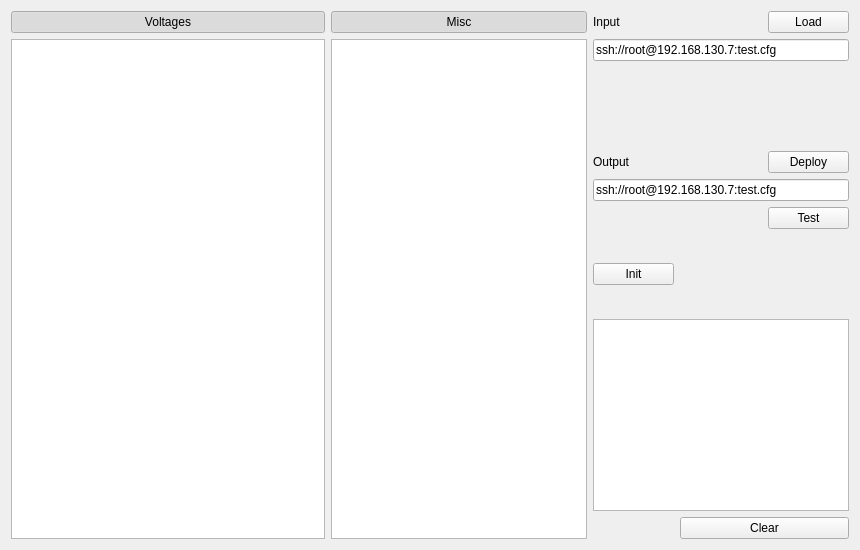
Above: user/mpw3_gui/configcreator.ui from hephy-dd/eudaq-1 before the change. Below: the same form after it.
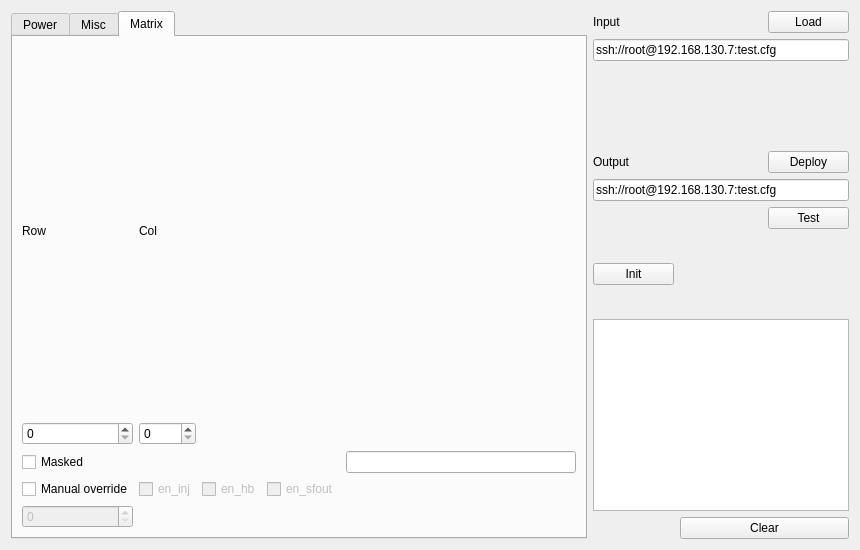
That is the form after the change.

Commit message:
added basic matrix config stuff
storing and loading to file already works too

The edit to the form file:
```diff
--- a/user/mpw3_gui/configcreator.ui
+++ b/user/mpw3_gui/configcreator.ui
@@ -15,21 +15,79 @@
   </property>
   <layout class="QGridLayout" name="gridLayout_2">
    <item row="0" column="0">
-    <layout class="QGridLayout" name="gridLayout" columnstretch="3,0,0,0,0">
-     <item row="0" column="0">
-      <widget class="QPushButton" name="pbPower">
+    <layout class="QGridLayout" name="gridLayout" columnstretch="3,0,0,0">
+     <item row="3" column="1" colspan="2">
+      <widget class="QLabel" name="label_2">
        <property name="text">
-        <string>Voltages</string>
+        <string>Output</string>
        </property>
-       <property name="checkable">
-        <bool>true</bool>
+      </widget>
+     </item>
+     <item row="4" column="1" colspan="3">
+      <widget class="QLineEdit" name="leOutputFile">
+       <property name="toolTip">
+        <string>&lt;html&gt;&lt;head/&gt;&lt;body&gt;&lt;p&gt;path to deploy the config to&lt;/p&gt;&lt;p&gt;eg.: ssh://root@192.168.130.7:config.txt (over ssh)&lt;/p&gt;&lt;p&gt;/tmp/config.txt (locally)&lt;/p&gt;&lt;/body&gt;&lt;/html&gt;</string>
        </property>
-       <property name="checked">
-        <bool>true</bool>
+       <property name="text">
+        <string>ssh://root@192.168.130.7:test.cfg</string>
        </property>
       </widget>
      </item>
-     <item row="1" column="2" colspan="3">
+     <item row="6" column="1">
+      <widget class="QPushButton" name="pbInit">
+       <property name="text">
+        <string>Init</string>
+       </property>
+      </widget>
+     </item>
+     <item row="6" column="3">
+      <spacer name="verticalSpacer">
+       <property name="orientation">
+        <enum>Qt::Vertical</enum>
+       </property>
+       <property name="sizeHint" stdset="0">
+        <size>
+         <width>20</width>
+         <height>40</height>
+        </size>
+       </property>
+      </spacer>
+     </item>
+     <item row="3" column="3">
+      <widget class="QPushButton" name="pbDeploy">
+       <property name="text">
+        <string>Deploy</string>
+       </property>
+      </widget>
+     </item>
+     <item row="5" column="3">
+      <widget class="QPushButton" name="pbTest">
+       <property name="text">
+        <string>Test</string>
+       </property>
+      </widget>
+     </item>
+     <item row="2" column="1">
+      <spacer name="verticalSpacer_2">
+       <property name="orientation">
+        <enum>Qt::Vertical</enum>
+       </property>
+       <property name="sizeHint" stdset="0">
+        <size>
+         <width>20</width>
+         <height>40</height>
+        </size>
+       </property>
+      </spacer>
+     </item>
+     <item row="0" column="1">
+      <widget class="QLabel" name="label">
+       <property name="text">
+        <string>Input</string>
+       </property>
+      </widget>
+     </item>
+     <item row="1" column="1" colspan="3">
       <widget class="QLineEdit" name="leTemplateFile">
        <property name="sizePolicy">
         <sizepolicy hsizetype="Expanding" vsizetype="Fixed">
@@ -48,111 +106,154 @@
        </property>
       </widget>
      </item>
-     <item row="1" column="0" rowspan="8">
-      <widget class="QTableView" name="tvPower"/>
-     </item>
-     <item row="0" column="1">
-      <widget class="QPushButton" name="pbMisc">
-       <property name="text">
-        <string>Misc</string>
-       </property>
-       <property name="checkable">
-        <bool>true</bool>
-       </property>
-       <property name="checked">
-        <bool>true</bool>
-       </property>
-      </widget>
-     </item>
-     <item row="0" column="2">
-      <widget class="QLabel" name="label">
-       <property name="text">
-        <string>Input</string>
-       </property>
-      </widget>
-     </item>
-     <item row="3" column="2" colspan="2">
-      <widget class="QLabel" name="label_2">
-       <property name="text">
-        <string>Output</string>
-       </property>
-      </widget>
-     </item>
-     <item row="7" column="2" colspan="3">
-      <widget class="QTextBrowser" name="tbLog"/>
-     </item>
-     <item row="6" column="4">
-      <spacer name="verticalSpacer">
-       <property name="orientation">
-        <enum>Qt::Vertical</enum>
-       </property>
-       <property name="sizeHint" stdset="0">
-        <size>
-         <width>20</width>
-         <height>40</height>
-        </size>
-       </property>
-      </spacer>
-     </item>
-     <item row="8" column="3" colspan="2">
+     <item row="8" column="2" colspan="2">
       <widget class="QPushButton" name="pbClearLog">
        <property name="text">
         <string>Clear</string>
        </property>
       </widget>
      </item>
-     <item row="3" column="4">
-      <widget class="QPushButton" name="pbDeploy">
-       <property name="text">
-        <string>Deploy</string>
-       </property>
-      </widget>
-     </item>
-     <item row="4" column="2" colspan="3">
-      <widget class="QLineEdit" name="leOutputFile">
-       <property name="toolTip">
-        <string>&lt;html&gt;&lt;head/&gt;&lt;body&gt;&lt;p&gt;path to deploy the config to&lt;/p&gt;&lt;p&gt;eg.: ssh://root@192.168.130.7:config.txt (over ssh)&lt;/p&gt;&lt;p&gt;/tmp/config.txt (locally)&lt;/p&gt;&lt;/body&gt;&lt;/html&gt;</string>
-       </property>
-       <property name="text">
-        <string>ssh://root@192.168.130.7:test.cfg</string>
-       </property>
-      </widget>
-     </item>
-     <item row="1" column="1" rowspan="8">
-      <widget class="QTableView" name="tvMisc"/>
-     </item>
-     <item row="5" column="4">
-      <widget class="QPushButton" name="pbTest">
-       <property name="text">
-        <string>Test</string>
-       </property>
-      </widget>
-     </item>
-     <item row="0" column="4">
+     <item row="0" column="3">
       <widget class="QPushButton" name="pbParse">
        <property name="text">
         <string>Load</string>
        </property>
       </widget>
      </item>
-     <item row="2" column="2">
-      <spacer name="verticalSpacer_2">
-       <property name="orientation">
-        <enum>Qt::Vertical</enum>
-       </property>
-       <property name="sizeHint" stdset="0">
-        <size>
-         <width>20</width>
-         <height>40</height>
-        </size>
-       </property>
-      </spacer>
+     <item row="7" column="1" colspan="3">
+      <widget class="QTextBrowser" name="tbLog"/>
      </item>
-     <item row="6" column="2">
-      <widget class="QPushButton" name="pbInit">
-       <property name="text">
-        <string>Init</string>
+     <item row="0" column="0" rowspan="9">
+      <widget class="QTabWidget" name="tabWidget">
+       <property name="currentIndex">
+        <number>2</number>
        </property>
+       <widget class="QWidget" name="tabPower">
+        <attribute name="title">
+         <string>Power</string>
+        </attribute>
+        <layout class="QGridLayout" name="gridLayout_3">
+         <item row="0" column="0">
+          <layout class="QGridLayout" name="gridLayout_6">
+           <item row="0" column="0">
+            <widget class="QTableView" name="tvPower"/>
+           </item>
+          </layout>
+         </item>
+        </layout>
+       </widget>
+       <widget class="QWidget" name="tabMisc">
+        <attribute name="title">
+         <string>Misc</string>
+        </attribute>
+        <layout class="QGridLayout" name="gridLayout_5">
+         <item row="0" column="0">
+          <layout class="QGridLayout" name="gridLayout_4">
+           <item row="0" column="0">
+            <widget class="QTableView" name="tvMisc"/>
+           </item>
+          </layout>
+         </item>
+        </layout>
+       </widget>
+       <widget class="QWidget" name="tabMatrix">
+        <attribute name="title">
+         <string>Matrix</string>
+        </attribute>
+        <layout class="QGridLayout" name="gridLayout_8">
+         <item row="3" column="1">
+          <widget class="QCheckBox" name="cbInj">
+           <property name="enabled">
+            <bool>false</bool>
+           </property>
+           <property name="text">
+            <string>en_inj</string>
+           </property>
+          </widget>
+         </item>
+         <item row="1" column="1">
+          <widget class="QSpinBox" name="sbCol"/>
+         </item>
+         <item row="2" column="0">
+          <widget class="QCheckBox" name="cbMasked">
+           <property name="text">
+            <string>Masked</string>
+           </property>
+          </widget>
+         </item>
+         <item row="1" column="4">
+          <spacer name="horizontalSpacer">
+           <property name="orientation">
+            <enum>Qt::Horizontal</enum>
+           </property>
+           <property name="sizeHint" stdset="0">
+            <size>
+             <width>40</width>
+             <height>20</height>
+            </size>
+           </property>
+          </spacer>
+         </item>
+         <item row="3" column="3">
+          <widget class="QCheckBox" name="cbSfout">
+           <property name="enabled">
+            <bool>false</bool>
+           </property>
+           <property name="text">
+            <string>en_sfout</string>
+           </property>
+          </widget>
+         </item>
+         <item row="0" column="1">
+          <widget class="QLabel" name="label_4">
+           <property name="text">
+            <string>Col</string>
+           </property>
+          </widget>
+         </item>
+         <item row="0" column="0">
+          <widget class="QLabel" name="label_3">
+           <property name="text">
+            <string>Row</string>
+           </property>
+          </widget>
+         </item>
+         <item row="3" column="0">
+          <widget class="QCheckBox" name="cbManOverride">
+           <property name="text">
+            <string>Manual override</string>
+           </property>
+          </widget>
+         </item>
+         <item row="1" column="0">
+          <layout class="QGridLayout" name="gridLayout_7">
+           <item row="0" column="0">
+            <widget class="QSpinBox" name="sbRow"/>
+           </item>
+          </layout>
+         </item>
+         <item row="3" column="2">
+          <widget class="QCheckBox" name="cbHb">
+           <property name="enabled">
+            <bool>false</bool>
+           </property>
+           <property name="text">
+            <string>en_hb</string>
+           </property>
+          </widget>
+         </item>
+         <item row="4" column="0">
+          <widget class="QSpinBox" name="sbTdac">
+           <property name="enabled">
+            <bool>false</bool>
+           </property>
+          </widget>
+         </item>
+         <item row="2" column="4">
+          <widget class="QLineEdit" name="leMatrixFile"/>
+         </item>
+        </layout>
+       </widget>
       </widget>
      </item>
     </layout>
```
The commit also changes 2 other files.
